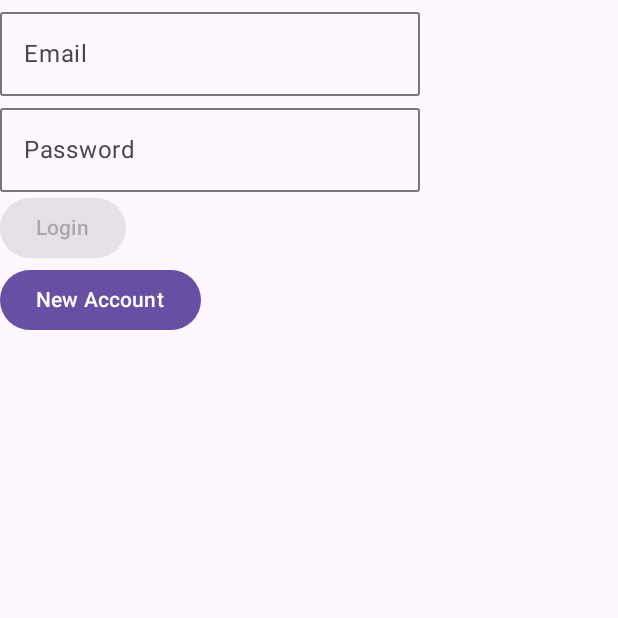
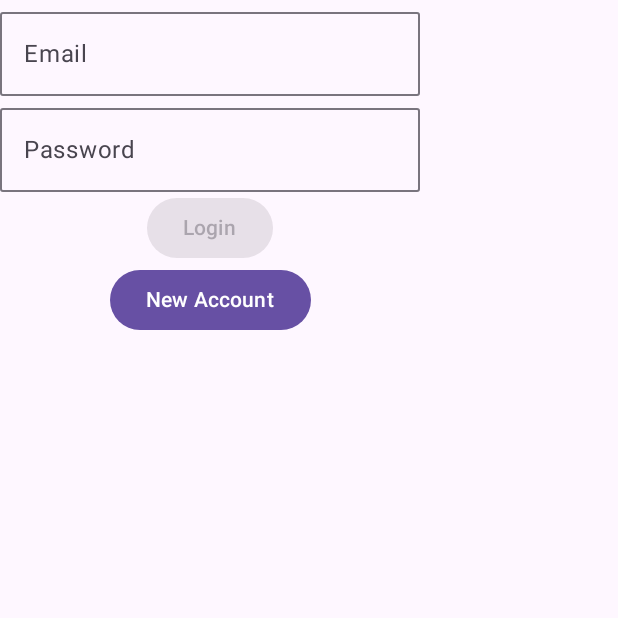
Before and after one commit to Pointyware/XYZ, an Android app built with Jetpack Compose: the composable AuthorizationView shown on its own in the app's theme, on a phone screen of 412 x 824 dp, the top half of it. Run offline under Robolectric (Android 15) with nearby library versions, the phone set to English and light mode, and no system bars.

Commit message:
Center login content

```diff
--- a/feature/login/src/commonMain/kotlin/ui/AuthorizationScreen.kt
+++ b/feature/login/src/commonMain/kotlin/ui/AuthorizationScreen.kt
@@ -9,6 +9,7 @@ import androidx.compose.foundation.layout.fillMaxSize
 import androidx.compose.runtime.Composable
 import androidx.compose.runtime.collectAsState
 import androidx.compose.runtime.getValue
+import androidx.compose.ui.Alignment
 import androidx.compose.ui.Modifier
 import org.pointyware.xyz.core.ui.ui.ErrorDialog
 import org.pointyware.xyz.core.ui.ui.ErrorState
@@ -34,7 +35,7 @@ fun AuthorizationScreen(
     ) {
         AuthorizationView(
             state = AuthorizationUiStateMapper.map(authorizationState),
-            modifier = Modifier,
+            modifier = Modifier.align(Alignment.Center),
             onEmailChange = authorizationViewModel::onEmailChange,
             onPasswordChange = authorizationViewModel::onPasswordChange,
             onPasswordConfirmationChange = authorizationViewModel::onPasswordConfirmationChange,
--- a/feature/login/src/commonMain/kotlin/ui/AuthorizationView.kt
+++ b/feature/login/src/commonMain/kotlin/ui/AuthorizationView.kt
@@ -11,6 +11,7 @@ import androidx.compose.material3.Button
 import androidx.compose.material3.OutlinedTextField
 import androidx.compose.material3.Text
 import androidx.compose.runtime.Composable
+import androidx.compose.ui.Alignment
 import androidx.compose.ui.Modifier
 
 data class AuthorizationViewState(
@@ -31,7 +32,10 @@ fun AuthorizationView(
     onSubmit: () -> Unit,
     onSwitch: () -> Unit,
 ) {
-    Column {
+    Column(
+        modifier = modifier,
+        horizontalAlignment = Alignment.CenterHorizontally,
+    ) {
         OutlinedTextField(
             value = state.email,
             onValueChange = onEmailChange,
```
